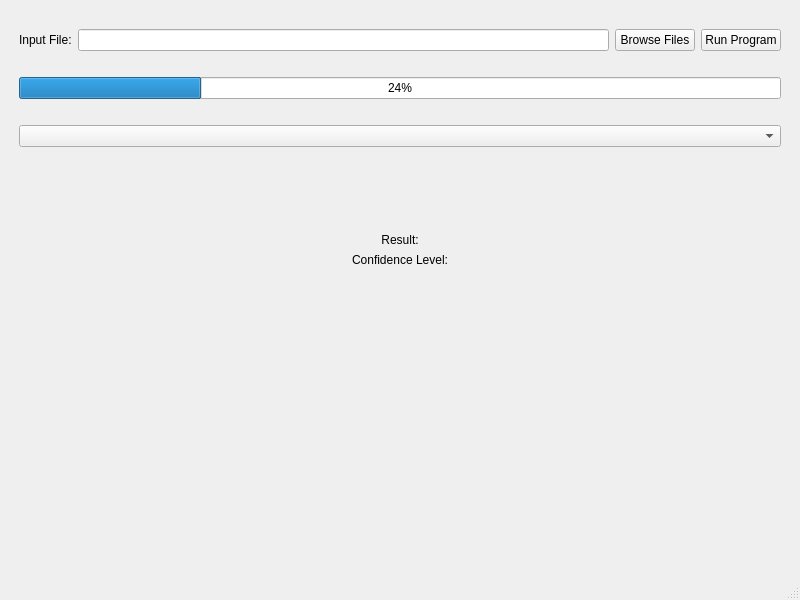
Old version of the form UI Code/AutismClassifier.ui in the repository RX-Larry/FIT3161_MA_6.
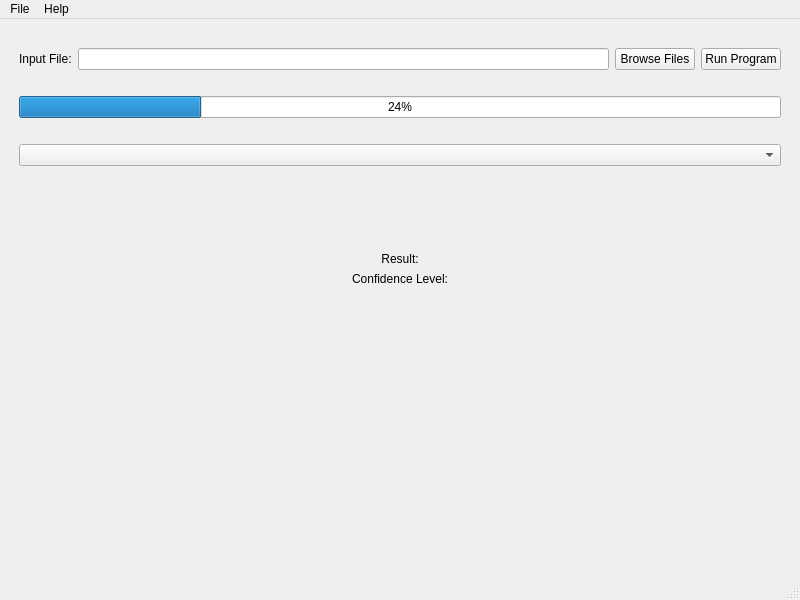
New version of the form.

Commit message:
Added menu and about page
Menu shows the shortcut users and press to perform certain actions.

About page displays the group info and GitHub link.

```diff
--- a/UI Code/AutismClassifier.ui
+++ b/UI Code/AutismClassifier.ui
@@ -67,6 +67,9 @@
         <property name="text">
          <string>Browse Files</string>
         </property>
+        <property name="flat">
+         <bool>false</bool>
+        </property>
        </widget>
       </item>
       <item>
@@ -294,6 +297,30 @@
      <height>21</height>
     </rect>
    </property>
+   <widget class="QMenu" name="menuFile">
+    <property name="title">
+     <string>File</string>
+    </property>
+    <addaction name="actionOpen_File"/>
+    <addaction name="actionOpen_Folder"/>
+    <addaction name="separator"/>
+    <addaction name="actionSave"/>
+    <addaction name="actionSave_As"/>
+    <addaction name="separator"/>
+    <addaction name="actionSettings"/>
+    <addaction name="separator"/>
+    <addaction name="actionExit"/>
+   </widget>
+   <widget class="QMenu" name="menuHelp">
+    <property name="title">
+     <string>Help</string>
+    </property>
+    <addaction name="actionDocumentation"/>
+    <addaction name="actionUser_Guide"/>
+    <addaction name="actionAbout"/>
+   </widget>
+   <addaction name="menuFile"/>
+   <addaction name="menuHelp"/>
   </widget>
   <widget class="QStatusBar" name="statusbar"/>
  </widget>
```
Left out of the diff: 60 changed lines with no effect on the pictures. The commit also changes 2 other files.
